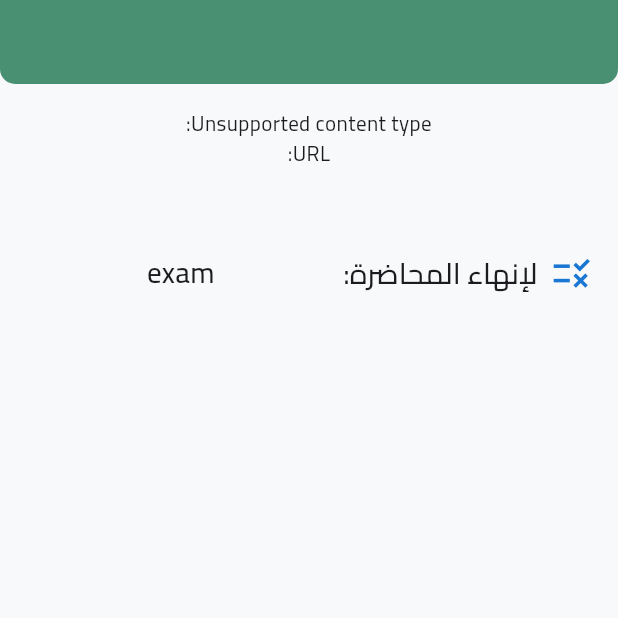
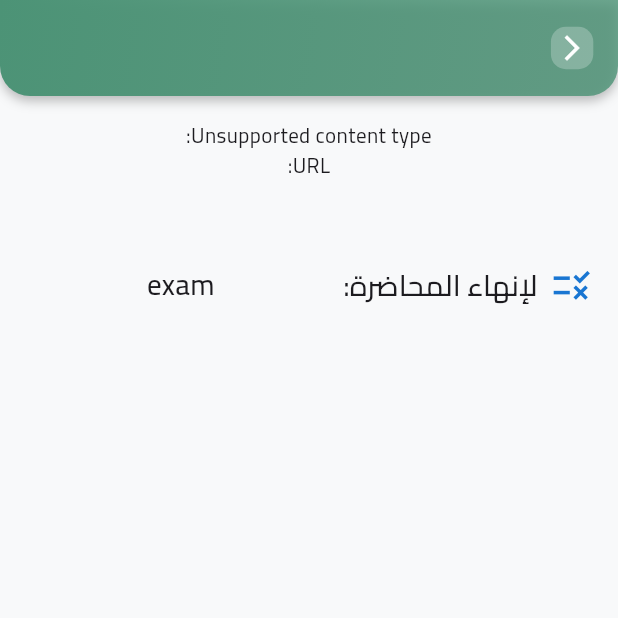
Before and after one commit to tatweer-programming/sunnah-academy, a Flutter app: the LectureDetailScreen screen opened directly with empty values, on a phone screen of 412 x 824 dp, the top half of it. Run offline on Flutter 3.47's test engine with Material 3 defaults, Android fonts, the phone set to English and light mode, and no system bars; drawn by our look-alikes of sentry_flutter; our stand-ins replace animated_splash_screen, audioplayers, bloc, cached_network_image, chewie, connectivity_plus and 12 more; missing offline and left inert: flutter_pdfview; accounts and stored records are empty.

Commit message:
change subject widget

```diff
--- a/lib/src/core/widgets/core_widgets.dart
+++ b/lib/src/core/widgets/core_widgets.dart
@@ -1,6 +1,7 @@
 import 'package:flutter/material.dart';
 import 'package:fluttertoast/fluttertoast.dart';
 import 'package:sizer/sizer.dart';
+import 'package:sunnah_academy/src/core/routing/navigation_manager.dart';
 import 'package:sunnah_academy/src/core/utils/assets_manager.dart';
 
 import '../error/exception_manager.dart';
@@ -54,7 +55,6 @@ class CustomLoadingWidget extends StatelessWidget {
 
   @override
   Widget build(BuildContext context) {
-
     return Center(
       child: CircularProgressIndicator(),
     );
@@ -101,3 +101,16 @@ void showToast(String message) {
     gravity: ToastGravity.BOTTOM,
   );
 }
+
+Widget backButton(BuildContext context) => GestureDetector(
+      onTap: () => context.pop(),
+      child: Container(
+        padding: EdgeInsets.symmetric(horizontal: 1.w, vertical: 0.5.h),
+        decoration: BoxDecoration(
+          color: Colors.white24,
+          borderRadius: BorderRadius.circular(10),
+        ),
+        child:
+            const Icon(Icons.arrow_back_ios_new, color: Colors.white, size: 20),
+      ),
+    );
--- a/lib/src/core/widgets/custom_app_bar.dart
+++ b/lib/src/core/widgets/custom_app_bar.dart
@@ -1,41 +1,75 @@
 import 'package:flutter/material.dart';
 import 'package:sizer/sizer.dart';
+
+import 'core_widgets.dart';
 
 class CustomAppBar extends StatelessWidget implements PreferredSizeWidget {
   final String title;
   final bool showBack;
+  final List<Widget>? actions;
+
   const CustomAppBar({
     super.key,
     required this.title,
     this.showBack = false,
+    this.actions,
   });
 
   @override
   Widget build(BuildContext context) {
-    return AppBar(
-      leading: showBack
-          ? IconButton(
-              icon: const Icon(Icons.arrow_back_ios_new, color: Colors.white),
-              onPressed: () => Navigator.pop(context),
-            )
-          : null,
-      title: Text(
-        title,
-        style: TextStyle(
-          fontSize: 18.sp,
-          fontWeight: FontWeight.w600,
+    return PreferredSize(
+      preferredSize: preferredSize,
+      child: Container(
+        decoration: BoxDecoration(
+          gradient: LinearGradient(
+            colors: [
+              Theme.of(context).colorScheme.primary,
+              Theme.of(context).colorScheme.primary.withOpacity(0.8),
+            ],
+            begin: Alignment.topLeft,
+            end: Alignment.bottomRight,
+          ),
+          borderRadius: const BorderRadius.vertical(
+            bottom: Radius.circular(20),
+          ),
+          boxShadow: [
+            BoxShadow(
+              color: Colors.black26,
+              blurRadius: 6,
+              offset: const Offset(0, 3),
+            ),
+          ],
+        ),
+        child: SafeArea(
+          child: Padding(
+            padding: EdgeInsets.symmetric(horizontal: 4.w, vertical: 1.h),
+            child: Row(
+              children: [
+                if (showBack) backButton(context),
+                if (!showBack) const SizedBox(width: 40), // keep title centered
+                Expanded(
+                  child: Center(
+                    child: Text(
+                      title,
+                      style: TextStyle(
+                        fontSize: 17.sp,
+                        fontWeight: FontWeight.w700,
+                        color: Colors.white,
+                        letterSpacing: 0.5,
+                      ),
+                      overflow: TextOverflow.ellipsis,
+                    ),
+                  ),
+                ),
+                if (actions != null) ...actions! else const SizedBox(width: 40),
+              ],
+            ),
+          ),
         ),
       ),
-      shape: const RoundedRectangleBorder(
-        borderRadius: BorderRadius.vertical(bottom: Radius.circular(10)),
-      ),
-      automaticallyImplyLeading: showBack,
-      elevation: 2,
-      backgroundColor: Theme.of(context).colorScheme.primary,
-      foregroundColor: Colors.black87,
     );
   }
 
   @override
-  Size get preferredSize => const Size.fromHeight(kToolbarHeight);
+  Size get preferredSize => const Size.fromHeight(kToolbarHeight + 8);
 }
--- a/lib/src/modules/subjects/cubit/subjects_cubit.dart
+++ b/lib/src/modules/subjects/cubit/subjects_cubit.dart
@@ -13,7 +13,7 @@ class SubjectsCubit extends Cubit<SubjectsState> {
     final result = await _repository.getSubjects();
     result.fold((exception) => emit(GetSubjectsError(exception)), (subjects) {
       this.subjects = subjects;
-      emit(GetSubjectsSuccess(subjects));
+      emit(GetSubjectsSuccess());
     });
   }
 }
--- a/lib/src/modules/subjects/cubit/subjects_state.dart
+++ b/lib/src/modules/subjects/cubit/subjects_state.dart
@@ -15,12 +15,8 @@ final class GetSubjectsLoading extends SubjectsState {
 }
 
 final class GetSubjectsSuccess extends SubjectsState {
-  final List<Subject> subjects;
-
-  const GetSubjectsSuccess(this.subjects);
-
   @override
-  List<Object> get props => [subjects];
+  List<Object> get props => [];
 }
 
 final class GetSubjectsError extends SubjectsState {
--- a/lib/src/modules/subjects/ui/screens/lecture_details_screen.dart
+++ b/lib/src/modules/subjects/ui/screens/lecture_details_screen.dart
@@ -3,6 +3,7 @@ import 'package:sizer/sizer.dart';
 import 'package:sunnah_academy/src/core/routing/navigation_manager.dart';
 import 'package:sunnah_academy/src/core/widgets/custom_app_bar.dart';
 import 'package:sunnah_academy/src/modules/exam/ui/screens/exam_screen.dart';
+import 'package:sunnah_academy/src/modules/subjects/ui/screens/pdf_lecture_screen.dart';
 import 'package:sunnah_academy/src/modules/subjects/ui/screens/video_lecture_screen.dart';
 
 import '../../data/models/completion_condition/completion_condition.dart';
@@ -26,7 +27,9 @@ class LectureDetailScreen extends StatelessWidget {
           lecture: lecture,
         );
       case 'pdf':
-        return Container();
+        return PdfLectureScreen(
+          lecture: lecture,
+        );
       default:
         return Container(
           padding: EdgeInsets.all(4.w),
@@ -46,6 +49,7 @@ class LectureDetailScreen extends StatelessWidget {
     return Scaffold(
       appBar: CustomAppBar(
         title: lecture.name,
+        showBack: true,
       ),
       body: SingleChildScrollView(
         child: Column(
--- a/pubspec.yaml
+++ b/pubspec.yaml
@@ -40,7 +40,6 @@ dependencies:
   animated_splash_screen: ^1.3.0
   otp_text_field: ^1.1.3
   cached_network_image: ^3.2.3
-
 
 dev_dependencies:
   flutter_test:
```
Also changed, not shown: lib/src/modules/subjects/ui/screens/subject_details_screen.dart (+42 -38 lines), lib/src/modules/subjects/ui/screens/subjects_screen.dart (+85 -75 lines), lib/src/modules/subjects/ui/widgets/pdf_viewer.dart (added, +93 -0 lines).
